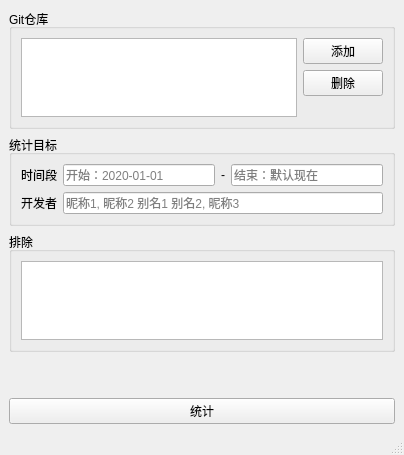
Before: the Qt Designer form mainwindow.ui in iwxyi/RepositoryLineCounter, drawn with Qt 5.
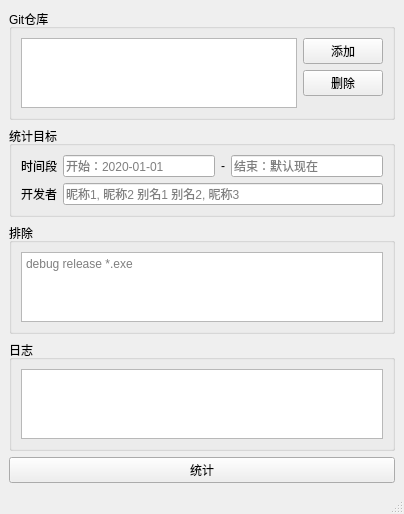
After: the same form once the commit is applied.

Commit message: 完成结果的输出

Patch:
```diff
--- a/mainwindow.ui
+++ b/mainwindow.ui
@@ -174,23 +174,31 @@
            <height>16777215</height>
           </size>
          </property>
+         <property name="placeholderText">
+          <string>debug release *.exe</string>
+         </property>
         </widget>
        </item>
       </layout>
      </widget>
     </item>
     <item>
-     <spacer name="verticalSpacer_2">
-      <property name="orientation">
-       <enum>Qt::Vertical</enum>
-      </property>
-      <property name="sizeHint" stdset="0">
+     <widget class="QGroupBox" name="groupBox_4">
+      <property name="maximumSize">
        <size>
-        <width>20</width>
-        <height>40</height>
+        <width>16777215</width>
+        <height>120</height>
        </size>
       </property>
-     </spacer>
+      <property name="title">
+       <string>日志</string>
+      </property>
+      <layout class="QVBoxLayout" name="verticalLayout_5">
+       <item>
+        <widget class="QPlainTextEdit" name="logEdit"/>
+       </item>
+      </layout>
+     </widget>
     </item>
     <item>
      <widget class="QPushButton" name="startButton">
```
The commit also changes 2 other files.
